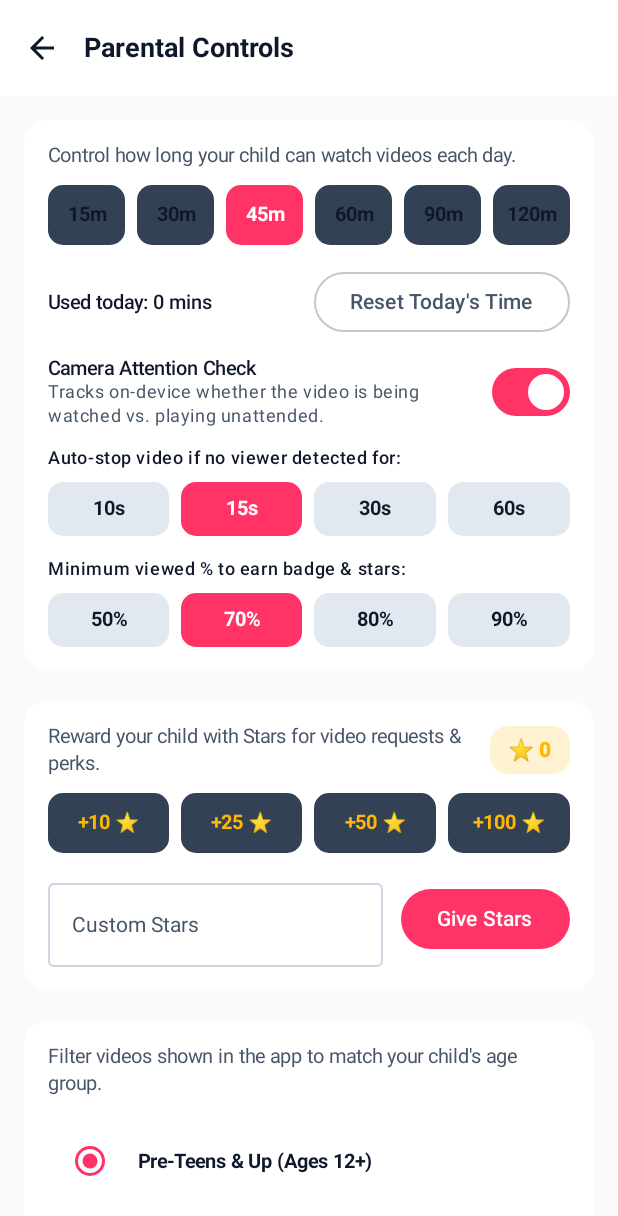
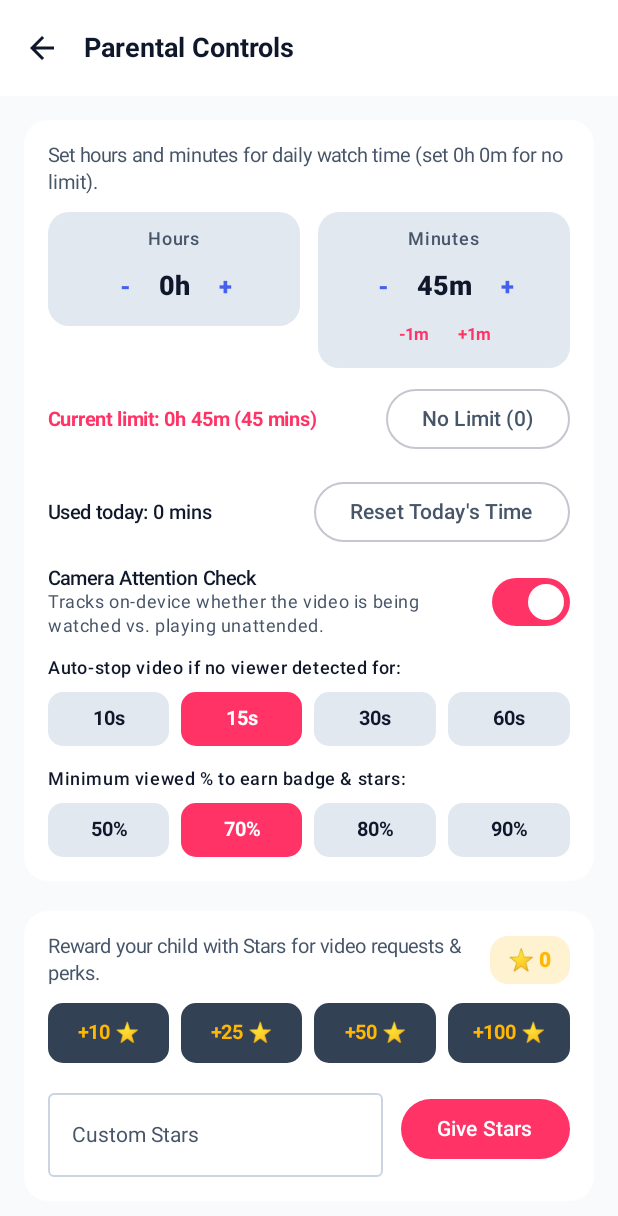
Before and after one commit to renowijoyo/famitube-android, an Android app built with Jetpack Compose: the ParentalSettingsScreen screen opened through its navigation route, on a phone screen of 412 x 824 dp. Shown: the top 1216 px of the screen. Run offline under Robolectric (Android 15) with nearby library versions, the phone set to English and light mode, and no system bars.

Commit message:
Sync latest Android parental settings and UI updates

```diff
--- a/app/src/main/java/com/famitube/app/data/local/ParentalPreferences.kt
+++ b/app/src/main/java/com/famitube/app/data/local/ParentalPreferences.kt
@@ -114,11 +114,13 @@ class ParentalPreferences(context: Context) {
     }
 
     fun isDailyLimitExceeded(): Boolean {
+        if (dailyLimitMinutes <= 0) return false
         val usedMins = getUsedSecondsToday() / 60
         return usedMins >= dailyLimitMinutes
     }
 
     fun getRemainingMinutes(): Int {
+        if (dailyLimitMinutes <= 0) return -1
         val remaining = dailyLimitMinutes - (getUsedSecondsToday() / 60)
         return if (remaining < 0) 0 else remaining
     }
--- a/app/src/main/java/com/famitube/app/ui/screens/parental/ParentalSettingsScreen.kt
+++ b/app/src/main/java/com/famitube/app/ui/screens/parental/ParentalSettingsScreen.kt
@@ -44,6 +44,8 @@ fun ParentalSettingsScreen(
     val scope = rememberCoroutineScope()
 
     var dailyLimit by remember { mutableIntStateOf(prefs.dailyLimitMinutes) }
+    var limitHours by remember { mutableIntStateOf((prefs.dailyLimitMinutes / 60).coerceIn(0, 12)) }
+    var limitMinutes by remember { mutableIntStateOf((prefs.dailyLimitMinutes % 60).coerceIn(0, 59)) }
     var attentionTracking by remember { mutableStateOf(prefs.attentionTrackingEnabled) }
     var attentionPauseSeconds by remember { mutableIntStateOf(prefs.attentionPauseSeconds) }
     var attentionMinWatchPercent by remember { mutableIntStateOf(prefs.attentionMinWatchPercent) }
@@ -61,8 +63,6 @@ fun ParentalSettingsScreen(
         "YOUNG_KIDS" to "Young Kids (Ages 5-7)",
         "OLDER_KIDS" to "Explorers / Tweens (Ages 8-11)"
     )
-
-    val limitOptions = listOf(15, 30, 45, 60, 90, 120)
 
     Scaffold(
         topBar = {
@@ -92,38 +92,75 @@ fun ParentalSettingsScreen(
             // 1. Screen Time Section
             SettingsSectionCard(title = "Daily Screen Time Limit") {
                 Text(
-                    text = "Control how long your child can watch videos each day.",
+                    text = "Set hours and minutes for daily watch time (set 0h 0m for no limit).",
                     style = MaterialTheme.typography.bodyMedium,
                     color = MaterialTheme.colorScheme.onSurfaceVariant
                 )
                 Spacer(modifier = Modifier.height(12.dp))
 
+                fun applyTimeLimit(h: Int, m: Int) {
+                    limitHours = h.coerceIn(0, 12)
+                    limitMinutes = m.coerceIn(0, 59)
+                    val total = limitHours * 60 + limitMinutes
+                    dailyLimit = total
+                    prefs.dailyLimitMinutes = total
+                }
+
                 Row(
                     modifier = Modifier.fillMaxWidth(),
-                    horizontalArrangement = Arrangement.spacedBy(8.dp)
+                    horizontalArrangement = Arrangement.spacedBy(12.dp)
                 ) {
-                    limitOptions.forEach { mins ->
-                        val isSel = dailyLimit == mins
-                        Box(
-                            modifier = Modifier
-                                .weight(1f)
-                                .clip(RoundedCornerShape(10.dp))
-                                .background(if (isSel) PinkPrimary else SurfaceLightDark)
-                                .clickable {
-                                    dailyLimit = mins
-                                    prefs.dailyLimitMinutes = mins
-                                    Toast.makeText(context, "Limit set to $mins min", Toast.LENGTH_SHORT).show()
-                                }
-                                .padding(vertical = 10.dp),
-                            contentAlignment = Alignment.Center
-                        ) {
-                            Text(
-                                text = "${mins}m",
-                                color = if (isSel) Color.White else MaterialTheme.colorScheme.onSurface,
-                                fontWeight = FontWeight.Bold,
-                                fontSize = 13.sp
-                            )
+                    TimeUnitPickerCard(
+                        label = "Hours",
+                        value = limitHours,
+                        unitSuffix = "h",
+                        onDecrement = { applyTimeLimit((limitHours - 1).coerceAtLeast(0), limitMinutes) },
+                        onIncrement = { applyTimeLimit((limitHours + 1).coerceAtMost(12), limitMinutes) },
+                        modifier = Modifier.weight(1f)
+                    )
+                    TimeUnitPickerCard(
+                        label = "Minutes",
+                        value = limitMinutes,
+                        unitSuffix = "m",
+                        onDecrement = {
+                            val nextM = if (limitMinutes - 5 < 0) 55 else limitMinutes - 5
+                            applyTimeLimit(limitHours, nextM)
+                        },
+                        onIncrement = {
+                            val nextM = if (limitMinutes + 5 >= 60) 0 else limitMinutes + 5
+                            applyTimeLimit(limitHours, nextM)
+                        },
+                        onStepSmallDecrement = { applyTimeLimit(limitHours, (limitMinutes - 1).coerceAtLeast(0)) },
+                        onStepSmallIncrement = { applyTimeLimit(limitHours, (limitMinutes + 1).coerceAtMost(59)) },
+                        modifier = Modifier.weight(1f)
+                    )
+                }
+
+                Spacer(modifier = Modifier.height(10.dp))
+
+                Row(
+                    modifier = Modifier.fillMaxWidth(),
+                    horizontalArrangement = Arrangement.SpaceBetween,
+                    verticalAlignment = Alignment.CenterVertically
+                ) {
+                    val summaryText = if (dailyLimit <= 0) {
+                        "Current limit: No Limit"
+                    } else {
+                        "Current limit: ${limitHours}h ${limitMinutes}m ($dailyLimit mins)"
+                    }
+                    Text(
+                        text = summaryText,
+                        style = MaterialTheme.typography.bodyMedium,
+                        fontWeight = FontWeight.Bold,
+                        color = PinkPrimary
+                    )
+                    OutlinedButton(
+                        onClick = {
+                            applyTimeLimit(0, 0)
+                            Toast.makeText(context, "Daily watch limit set to No Limit", Toast.LENGTH_SHORT).show()
                         }
+                    ) {
+                        Text("No Limit (0)")
                     }
                 }
 
@@ -499,3 +536,78 @@ fun SettingsSectionCard(
         )
     }
 }
+
+@Composable
+private fun TimeUnitPickerCard(
+    label: String,
+    value: Int,
+    unitSuffix: String,
+    onDecrement: () -> Unit,
+    onIncrement: () -> Unit,
+    onStepSmallDecrement: (() -> Unit)? = null,
+    onStepSmallIncrement: (() -> Unit)? = null,
+    modifier: Modifier = Modifier
+) {
+    Column(
+        modifier = modifier
+            .clip(RoundedCornerShape(14.dp))
+            .background(MaterialTheme.colorScheme.surfaceVariant)
+            .padding(10.dp),
+        horizontalAlignment = Alignment.CenterHorizontally
+    ) {
+        Text(
+            text = label,
+            style = MaterialTheme.typography.labelMedium,
+            color = MaterialTheme.colorScheme.onSurfaceVariant
+        )
+        Spacer(modifier = Modifier.height(6.dp))
+        Row(
+            verticalAlignment = Alignment.CenterVertically,
+            horizontalArrangement = Arrangement.spacedBy(6.dp)
+        ) {
+            FilledTonalIconButton(
+                onClick = onDecrement,
+                modifier = Modifier.size(34.dp)
+            ) {
+                Text("-", fontWeight = FontWeight.ExtraBold, fontSize = 16.sp)
+            }
+            Text(
+                text = "${value}$unitSuffix",
+                style = MaterialTheme.typography.titleLarge,
+                fontWeight = FontWeight.ExtraBold,
+                color = MaterialTheme.colorScheme.onSurface
+            )
+            FilledTonalIconButton(
+                onClick = onIncrement,
+                modifier = Modifier.size(34.dp)
+            ) {
+                Text("+", fontWeight = FontWeight.ExtraBold, fontSize = 16.sp)
+            }
+        }
+        if (onStepSmallDecrement != null && onStepSmallIncrement != null) {
+            Spacer(modifier = Modifier.height(4.dp))
+            Row(horizontalArrangement = Arrangement.spacedBy(8.dp)) {
+                Text(
+                    text = "-1m",
+                    fontSize = 11.sp,
+                    fontWeight = FontWeight.Bold,
+                    color = PinkPrimary,
+                    modifier = Modifier
+                        .clip(RoundedCornerShape(6.dp))
+                        .clickable(onClick = onStepSmallDecrement)
+                        .padding(horizontal = 6.dp, vertical = 2.dp)
+                )
+                Text(
+                    text = "+1m",
+                    fontSize = 11.sp,
+                    fontWeight = FontWeight.Bold,
+                    color = PinkPrimary,
+                    modifier = Modifier
+                        .clip(RoundedCornerShape(6.dp))
+                        .clickable(onClick = onStepSmallIncrement)
+                        .padding(horizontal = 6.dp, vertical = 2.dp)
+                )
+            }
+        }
+    }
+}
```
Also changed, not shown: app/src/main/java/com/famitube/app/data/model/Models.kt (+58 -1 lines), app/src/main/java/com/famitube/app/data/remote/FamiTubeApiService.kt (+14 -2 lines), app/src/main/java/com/famitube/app/ui/components/FamiTubeTopBar.kt (+8 -2 lines).
